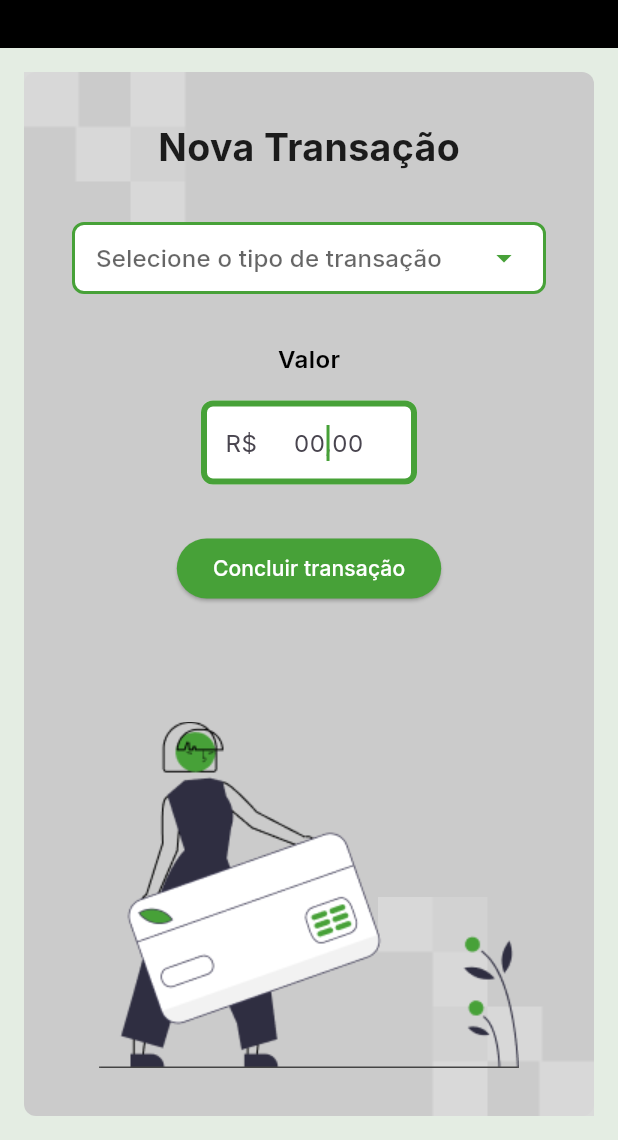
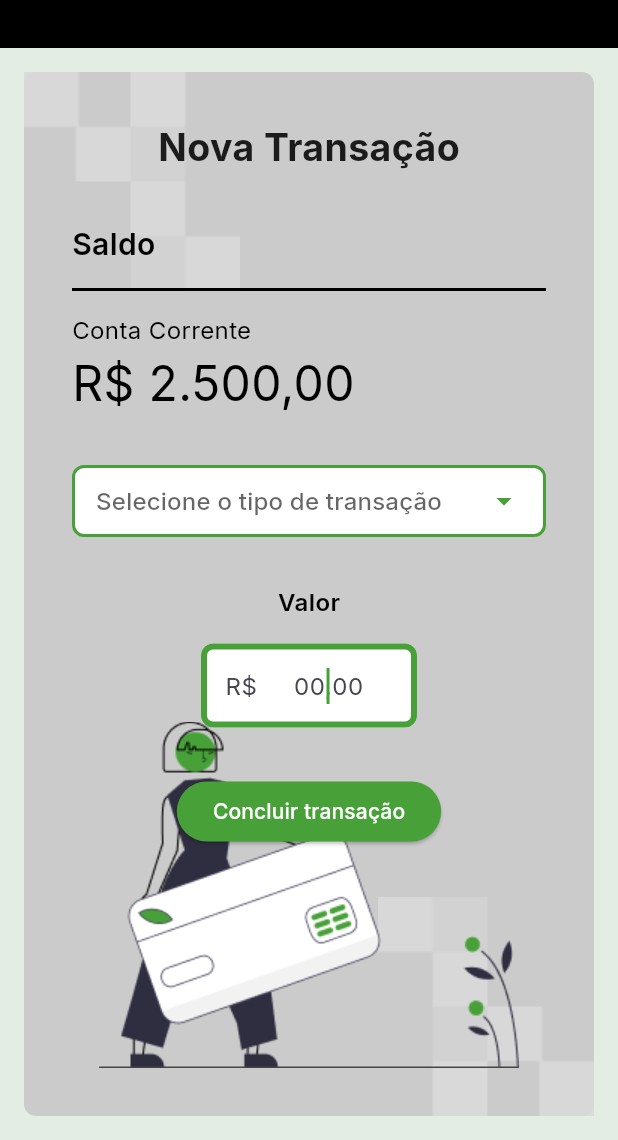
Before and after one commit to alura-cursos/flutter_architecture_package, a Flutter app: the TransfersPage screen opened by its route, on a phone screen of 412 x 824 dp, the part 96-1236 px from its top. Run offline on Flutter 3.47's test engine with Material 2 defaults, Android fonts, the phone set to English and light mode, and no system bars; our stand-ins replace google_fonts.

Commit message:
v1.3 - implementando demanda do saldo

```diff
--- a/lib/home/widgets/balance_widget.dart
+++ b/lib/_core/widgets/balance_widget.dart
@@ -1,13 +1,12 @@
 import 'package:flutter/material.dart';
 
-import '../../_core/constants/bytebank_colors.dart';
-
 class BalanceWidget extends StatelessWidget {
-  const BalanceWidget({super.key});
+  final Color color;
+  const BalanceWidget({super.key, required this.color});
 
   @override
   Widget build(BuildContext context) {
-    return const Column(
+    return Column(
       mainAxisAlignment: MainAxisAlignment.center,
       crossAxisAlignment: CrossAxisAlignment.start,
       children: [
@@ -15,25 +14,25 @@ class BalanceWidget extends StatelessWidget {
           "Saldo",
           style: TextStyle(
             fontSize: 20,
-            color: BytebankColors.white,
+            color: color,
             fontWeight: FontWeight.w600,
           ),
         ),
         Padding(
-          padding: EdgeInsets.symmetric(vertical: 8.0),
-          child: Divider(color: BytebankColors.white, thickness: 2),
+          padding: const EdgeInsets.symmetric(vertical: 8.0),
+          child: Divider(color: color, thickness: 2),
         ),
         Text(
           "Conta Corrente",
           style: TextStyle(
-            color: BytebankColors.white,
+            color: color,
             fontSize: 16,
           ),
         ),
         Text(
           "R\$ 2.500,00",
           style: TextStyle(
-            color: BytebankColors.white,
+            color: color,
             fontSize: 32,
           ),
         ),
--- a/lib/home/screens/home_page.dart
+++ b/lib/home/screens/home_page.dart
@@ -1,8 +1,9 @@
 import 'package:flutter/material.dart';
+import 'package:flutter_bytebank/_core/constants/bytebank_colors.dart';
 import 'package:flutter_bytebank/_core/constants/bytebank_screens.dart';
 import 'package:flutter_bytebank/_core/widgets/appbar_widget.dart';
 import 'package:flutter_bytebank/_core/widgets/drawer_widget.dart';
-import 'package:flutter_bytebank/home/widgets/balance_widget.dart';
+import 'package:flutter_bytebank/_core/widgets/balance_widget.dart';
 import 'package:flutter_bytebank/home/widgets/home_background_widget.dart';
 import 'package:flutter_bytebank/home/widgets/home_title_widget.dart';
 
@@ -20,7 +21,7 @@ class HomePage extends StatelessWidget {
       body: const HomeBackgroundWidget(
         children: [
           HomeTitleWidget(),
-          BalanceWidget(),
+          BalanceWidget(color: BytebankColors.white),
         ],
       ),
     );
--- a/lib/statement/screens/statement_page.dart
+++ b/lib/statement/screens/statement_page.dart
@@ -1,4 +1,6 @@
 import 'package:flutter/material.dart';
+import 'package:flutter_bytebank/_core/constants/bytebank_colors.dart';
+import 'package:flutter_bytebank/_core/widgets/balance_widget.dart';
 import 'package:flutter_bytebank/_core/widgets/height_margin.dart';
 import 'package:flutter_bytebank/statement/helpers/generate_fake_transfers.dart';
 import 'package:flutter_bytebank/statement/models/transfer_model.dart';
@@ -39,6 +41,8 @@ class _StatementPageState extends State<StatementPage> {
         children: [
           const StatementTitleWidget(),
           const HeightMargin(MarginType.large),
+          const BalanceWidget(color: BytebankColors.black),
+          const HeightMargin(MarginType.large),
           StatementTransfersListWidget(listTransfers: listTransfers),
         ],
       ),
--- a/lib/transfers/screens/transfers_page.dart
+++ b/lib/transfers/screens/transfers_page.dart
@@ -11,6 +11,7 @@ import 'package:google_fonts/google_fonts.dart';
 
 import '../../_core/constants/bytebank_screens.dart';
 import '../../_core/widgets/appbar_widget.dart';
+import '../../_core/widgets/balance_widget.dart';
 import '../../_core/widgets/drawer_widget.dart';
 
 class TransfersPage extends StatefulWidget {
@@ -35,6 +36,8 @@ class _TransfersPageState extends State<TransfersPage> {
       body: TransferBackgroundWidget(
         children: [
           const TransferTitleWidget(),
+          const HeightMargin(MarginType.large),
+          const BalanceWidget(color: BytebankColors.black),
           const HeightMargin(MarginType.large),
           TransferTransitionTypeWidget(
             transferType: transferType,
```
